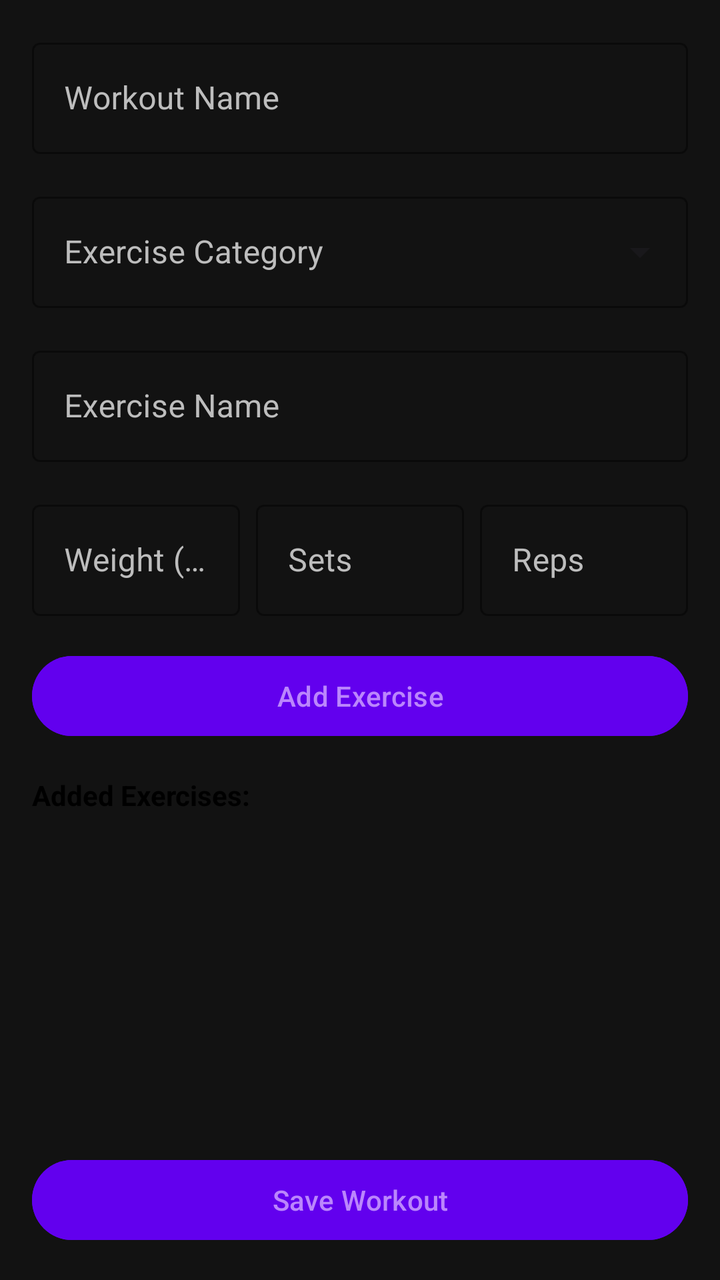
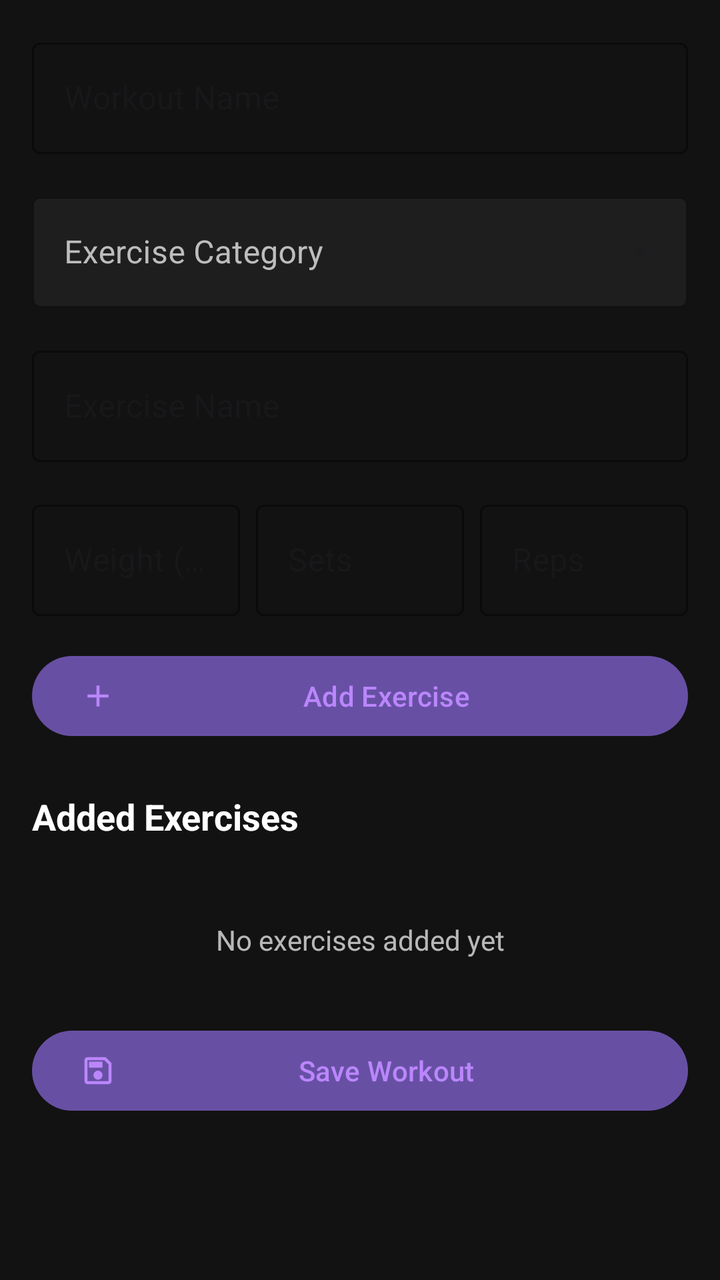

Two renders of the same Android screen: before a commit and after it. Below are the layout's source before the change and the commit's diff.
<!-- AndroidManifest.xml: application theme Theme.AndroidExample -->
<!-- res/layout/activity_log_workout.xml -->
<?xml version="1.0" encoding="utf-8"?>
<ScrollView xmlns:android="http://schemas.android.com/apk/res/android"
    xmlns:app="http://schemas.android.com/apk/res-auto"
    android:layout_width="match_parent"
    android:layout_height="match_parent"
    android:fillViewport="true"
    android:background="@color/dark_background">

    <LinearLayout
        android:layout_width="match_parent"
        android:layout_height="wrap_content"
        android:orientation="vertical"
        android:padding="16dp">

        <com.google.android.material.textfield.TextInputLayout
            android:layout_width="match_parent"
            android:layout_height="wrap_content"
            android:layout_marginBottom="16dp"
            android:hint="Workout Name"
            app:hintTextColor="@color/accent_color"
            android:textColorHint="@color/text_hint"
            app:boxStrokeColor="@color/accent_color"
            style="@style/Widget.MaterialComponents.TextInputLayout.OutlinedBox">

            <com.google.android.material.textfield.TextInputEditText
                android:id="@+id/workout_name_edt"
                android:layout_width="match_parent"
                android:layout_height="wrap_content"
                android:inputType="text"
                android:textColor="@color/text_primary"
                android:backgroundTint="@color/dark_surface" />

        </com.google.android.material.textfield.TextInputLayout>

        <com.google.android.material.textfield.TextInputLayout
            android:layout_width="match_parent"
            android:layout_height="wrap_content"
            android:layout_marginBottom="16dp"
            android:hint="Exercise Category"
            app:hintTextColor="@color/accent_color"
            android:textColorHint="@color/text_hint"
            app:boxStrokeColor="@color/accent_color"
            style="@style/Widget.MaterialComponents.TextInputLayout.OutlinedBox.ExposedDropdownMenu">

            <AutoCompleteTextView
                android:id="@+id/category_spinner"
                android:layout_width="match_parent"
                android:layout_height="wrap_content"
                android:inputType="none"
                android:textColor="@color/text_primary"
                android:backgroundTint="@color/dark_surface" />

        </com.google.android.material.textfield.TextInputLayout>

        <com.google.android.material.textfield.TextInputLayout
            android:layout_width="match_parent"
            android:layout_height="wrap_content"
            android:layout_marginBottom="16dp"
            android:hint="Exercise Name"
            app:hintTextColor="@color/accent_color"
            android:textColorHint="@color/text_hint"
            app:boxStrokeColor="@color/accent_color"
            style="@style/Widget.MaterialComponents.TextInputLayout.OutlinedBox">

            <com.google.android.material.textfield.TextInputEditText
                android:id="@+id/exercise_name_edt"
                android:layout_width="match_parent"
                android:layout_height="wrap_content"
                android:inputType="text"
                android:textColor="@color/text_primary"
                android:backgroundTint="@color/dark_surface" />

        </com.google.android.material.textfield.TextInputLayout>

        <LinearLayout
            android:layout_width="match_parent"
            android:layout_height="wrap_content"
            android:orientation="horizontal"
            android:layout_marginBottom="16dp">

            <com.google.android.material.textfield.TextInputLayout
                android:layout_width="0dp"
                android:layout_height="wrap_content"
                android:layout_weight="1"
                android:layout_marginEnd="8dp"
                android:hint="Weight (lbs)"
                app:hintTextColor="@color/accent_color"
                android:textColorHint="@color/text_hint"
                app:boxStrokeColor="@color/accent_color"
                style="@style/Widget.MaterialComponents.TextInputLayout.OutlinedBox">

                <com.google.android.material.textfield.TextInputEditText
                    android:id="@+id/weight_edt"
                    android:layout_width="match_parent"
                    android:layout_height="wrap_content"
                    android:inputType="numberDecimal"
                    android:textColor="@color/text_primary"
                    android:backgroundTint="@color/dark_surface" />

            </com.google.android.material.textfield.TextInputLayout>

            <com.google.android.material.textfield.TextInputLayout
                android:layout_width="0dp"
                android:layout_height="wrap_content"
                android:layout_weight="1"
                android:layout_marginEnd="8dp"
                android:hint="Sets"
                app:hintTextColor="@color/accent_color"
                android:textColorHint="@color/text_hint"
                app:boxStrokeColor="@color/accent_color"
                style="@style/Widget.MaterialComponents.TextInputLayout.OutlinedBox">

                <com.google.android.material.textfield.TextInputEditText
                    android:id="@+id/sets_edt"
                    android:layout_width="match_parent"
                    android:layout_height="wrap_content"
                    android:inputType="number"
                    android:textColor="@color/text_primary"
                    android:backgroundTint="@color/dark_surface" />

            </com.google.android.material.textfield.TextInputLayout>

            <com.google.android.material.textfield.TextInputLayout
                android:layout_width="0dp"
                android:layout_height="wrap_content"
                android:layout_weight="1"
                android:hint="Reps"
                app:hintTextColor="@color/accent_color"
                android:textColorHint="@color/text_hint"
                app:boxStrokeColor="@color/accent_color"
                style="@style/Widget.MaterialComponents.TextInputLayout.OutlinedBox">

                <com.google.android.material.textfield.TextInputEditText
                    android:id="@+id/reps_edt"
                    android:layout_width="match_parent"
                    android:layout_height="wrap_content"
                    android:inputType="number"
                    android:textColor="@color/text_primary"
                    android:backgroundTint="@color/dark_surface" />

            </com.google.android.material.textfield.TextInputLayout>

        </LinearLayout>

        <com.google.android.material.button.MaterialButton
            android:id="@+id/add_exercise_btn"
            android:layout_width="match_parent"
            android:layout_height="wrap_content"
            android:text="Add Exercise"
            android:layout_marginBottom="16dp"
            android:backgroundTint="@color/accent_color"
            android:textColor="@color/text_button" />

        <TextView
            android:layout_width="match_parent"
            android:layout_height="wrap_content"
            android:text="Added Exercises:"
            android:textStyle="bold"
            android:textColor="@color/text_primary"
            android:layout_marginBottom="8dp" />

        <androidx.recyclerview.widget.RecyclerView
            android:id="@+id/exercise_list_recycler"
            android:layout_width="match_parent"
            android:layout_height="0dp"
            android:layout_weight="1"
            android:layout_marginBottom="16dp" />

        <com.google.android.material.button.MaterialButton
            android:id="@+id/save_workout_btn"
            android:layout_width="match_parent"
            android:layout_height="wrap_content"
            android:text="Save Workout"
            android:backgroundTint="@color/accent_color"
            android:textColor="@color/text_button" />

    </LinearLayout>

</ScrollView>
<!-- resources referenced by this layout -->
<resources>
  <color name="accent_color">#6200EE</color>
  <color name="dark_background">#121212</color>
  <color name="dark_surface">#FFFFFF</color>
  <color name="text_button">#BB86FC</color>
  <color name="text_hint">#BDBDBD</color>
  <color name="text_primary">#000000</color>
  <style name="Theme.AndroidExample" parent="Base.Theme.AndroidExample" />
  <style name="Base.Theme.AndroidExample" parent="Theme.Material3.DayNight.NoActionBar">
          
          
      </style>
</resources>

<!-- the commit's change to res/layout/activity_log_workout.xml (unified diff, before → after) -->
@@ -1,179 +1,189 @@
 <?xml version="1.0" encoding="utf-8"?>
-<ScrollView xmlns:android="http://schemas.android.com/apk/res/android"
+<androidx.coordinatorlayout.widget.CoordinatorLayout
+    xmlns:android="http://schemas.android.com/apk/res/android"
     xmlns:app="http://schemas.android.com/apk/res-auto"
     android:layout_width="match_parent"
     android:layout_height="match_parent"
-    android:fillViewport="true"
     android:background="@color/dark_background">
 
-    <LinearLayout
+    <androidx.core.widget.NestedScrollView
         android:layout_width="match_parent"
-        android:layout_height="wrap_content"
-        android:orientation="vertical"
-        android:padding="16dp">
-
-        <com.google.android.material.textfield.TextInputLayout
-            android:layout_width="match_parent"
-            android:layout_height="wrap_content"
-            android:layout_marginBottom="16dp"
-            android:hint="Workout Name"
-            app:hintTextColor="@color/accent_color"
-            android:textColorHint="@color/text_hint"
-            app:boxStrokeColor="@color/accent_color"
-            style="@style/Widget.MaterialComponents.TextInputLayout.OutlinedBox">
-
-            <com.google.android.material.textfield.TextInputEditText
-                android:id="@+id/workout_name_edt"
-                android:layout_width="match_parent"
-                android:layout_height="wrap_content"
-                android:inputType="text"
-                android:textColor="@color/text_primary"
-                android:backgroundTint="@color/dark_surface" />
-
-        </com.google.android.material.textfield.TextInputLayout>
-
-        <com.google.android.material.textfield.TextInputLayout
-            android:layout_width="match_parent"
-            android:layout_height="wrap_content"
-            android:layout_marginBottom="16dp"
-            android:hint="Exercise Category"
-            app:hintTextColor="@color/accent_color"
-            android:textColorHint="@color/text_hint"
-            app:boxStrokeColor="@color/accent_color"
-            style="@style/Widget.MaterialComponents.TextInputLayout.OutlinedBox.ExposedDropdownMenu">
-
-            <AutoCompleteTextView
-                android:id="@+id/category_spinner"
-                android:layout_width="match_parent"
-                android:layout_height="wrap_content"
-                android:inputType="none"
-                android:textColor="@color/text_primary"
-                android:backgroundTint="@color/dark_surface" />
-
-        </com.google.android.material.textfield.TextInputLayout>
-
-        <com.google.android.material.textfield.TextInputLayout
-            android:layout_width="match_parent"
-            android:layout_height="wrap_content"
-            android:layout_marginBottom="16dp"
-            android:hint="Exercise Name"
-            app:hintTextColor="@color/accent_color"
-            android:textColorHint="@color/text_hint"
-            app:boxStrokeColor="@color/accent_color"
-            style="@style/Widget.MaterialComponents.TextInputLayout.OutlinedBox">
-
-            <com.google.android.material.textfield.TextInputEditText
-                android:id="@+id/exercise_name_edt"
-                android:layout_width="match_parent"
-                android:layout_height="wrap_content"
-                android:inputType="text"
-                android:textColor="@color/text_primary"
-                android:backgroundTint="@color/dark_surface" />
-
-        </com.google.android.material.textfield.TextInputLayout>
+        android:layout_height="match_parent"
+        android:fillViewport="true">
 
         <LinearLayout
             android:layout_width="match_parent"
             android:layout_height="wrap_content"
-            android:orientation="horizontal"
-            android:layout_marginBottom="16dp">
+            android:orientation="vertical"
+            android:padding="16dp">
 
+            
             <com.google.android.material.textfield.TextInputLayout
-                android:layout_width="0dp"
+                android:layout_width="match_parent"
                 android:layout_height="wrap_content"
-                android:layout_weight="1"
-                android:layout_marginEnd="8dp"
-                android:hint="Weight (lbs)"
-                app:hintTextColor="@color/accent_color"
-                android:textColorHint="@color/text_hint"
+                android:layout_marginBottom="16dp"
+                android:hint="Workout Name"
+                style="@style/Widget.MaterialComponents.TextInputLayout.OutlinedBox"
                 app:boxStrokeColor="@color/accent_color"
-                style="@style/Widget.MaterialComponents.TextInputLayout.OutlinedBox">
+                app:hintTextColor="@color/accent_color">
 
                 <com.google.android.material.textfield.TextInputEditText
-                    android:id="@+id/weight_edt"
+                    android:id="@+id/workout_name_edt"
                     android:layout_width="match_parent"
                     android:layout_height="wrap_content"
-                    android:inputType="numberDecimal"
-                    android:textColor="@color/text_primary"
-                    android:backgroundTint="@color/dark_surface" />
-
+                    android:inputType="text"
+                    android:textColor="@color/text_primary"/>
             </com.google.android.material.textfield.TextInputLayout>
 
+            
             <com.google.android.material.textfield.TextInputLayout
-                android:layout_width="0dp"
+                android:layout_width="match_parent"
                 android:layout_height="wrap_content"
-                android:layout_weight="1"
-                android:layout_marginEnd="8dp"
-                android:hint="Sets"
-                app:hintTextColor="@color/accent_color"
-                android:textColorHint="@color/text_hint"
+                android:layout_marginBottom="16dp"
+                android:hint="Exercise Category"
+                style="@style/Widget.FitnessApp.ExposedDropdownMenu">
+
+                <AutoCompleteTextView
+                    android:id="@+id/category_spinner"
+                    android:layout_width="match_parent"
+                    android:layout_height="wrap_content"
+                    android:inputType="none"
+                    android:textColor="@color/text_primary"/>
+            </com.google.android.material.textfield.TextInputLayout>
+
+            
+            <com.google.android.material.textfield.TextInputLayout
+                android:layout_width="match_parent"
+                android:layout_height="wrap_content"
+                android:layout_marginBottom="16dp"
+                android:hint="Exercise Name"
+                style="@style/Widget.MaterialComponents.TextInputLayout.OutlinedBox"
                 app:boxStrokeColor="@color/accent_color"
-                style="@style/Widget.MaterialComponents.TextInputLayout.OutlinedBox">
+                app:hintTextColor="@color/accent_color">
 
                 <com.google.android.material.textfield.TextInputEditText
-                    android:id="@+id/sets_edt"
+                    android:id="@+id/exercise_name_edt"
                     android:layout_width="match_parent"
                     android:layout_height="wrap_content"
-                    android:inputType="number"
-                    android:textColor="@color/text_primary"
-                    android:backgroundTint="@color/dark_surface" />
-
+                    android:inputType="text"
+                    android:textColor="@color/text_primary"/>
             </com.google.android.material.textfield.TextInputLayout>
 
-            <com.google.android.material.textfield.TextInputLayout
-                android:layout_width="0dp"
+            
+            <LinearLayout
+                android:layout_width="match_parent"
                 android:layout_height="wrap_content"
+                android:orientation="horizontal"
+                android:layout_marginBottom="16dp">
+
+                
+                <com.google.android.material.textfield.TextInputLayout
+                    android:layout_width="0dp"
+                    android:layout_height="wrap_content"
+                    android:layout_weight="1"
+                    android:layout_marginEnd="8dp"
+                    android:hint="Weight (lbs)"
+                    style="@style/Widget.MaterialComponents.TextInputLayout.OutlinedBox"
+                    app:boxStrokeColor="@color/accent_color"
+                    app:hintTextColor="@color/accent_color">
+
+                    <com.google.android.material.textfield.TextInputEditText
+                        android:id="@+id/weight_edt"
+                        android:layout_width="match_parent"
+                        android:layout_height="wrap_content"
+                        android:inputType="numberDecimal"
+                        android:textColor="@color/text_primary"/>
+                </com.google.android.material.textfield.TextInputLayout>
+
+                
+                <com.google.android.material.textfield.TextInputLayout
+                    android:layout_width="0dp"
+                    android:layout_height="wrap_content"
+                    android:layout_weight="1"
+                    android:layout_marginEnd="8dp"
+                    android:hint="Sets"
+                    style="@style/Widget.MaterialComponents.TextInputLayout.OutlinedBox"
+                    app:boxStrokeColor="@color/accent_color"
+                    app:hintTextColor="@color/accent_color">
+
+                    <com.google.android.material.textfield.TextInputEditText
+                        android:id="@+id/sets_edt"
+                        android:layout_width="match_parent"
+                        android:layout_height="wrap_content"
+                        android:inputType="number"
+                        android:textColor="@color/text_primary"/>
+                </com.google.android.material.textfield.TextInputLayout>
+
+                
+                <com.google.android.material.textfield.TextInputLayout
+                    android:layout_width="0dp"
+                    android:layout_height="wrap_content"
+                    android:layout_weight="1"
+                    android:hint="Reps"
+                    style="@style/Widget.MaterialComponents.TextInputLayout.OutlinedBox"
+                    app:boxStrokeColor="@color/accent_color"
+                    app:hintTextColor="@color/accent_color">
+
+                    <com.google.android.material.textfield.TextInputEditText
+                        android:id="@+id/reps_edt"
+                        android:layout_width="match_parent"
+                        android:layout_height="wrap_content"
+                        android:inputType="number"
+                        android:textColor="@color/text_primary"/>
+                </com.google.android.material.textfield.TextInputLayout>
+            </LinearLayout>
+
+            
+            <com.google.android.material.button.MaterialButton
+                android:id="@+id/add_exercise_btn"
+                android:layout_width="match_parent"
+                android:layout_height="wrap_content"
+                android:text="Add Exercise"
+                android:textColor="@color/text_button"
+                android:layout_marginBottom="24dp"
+                app:icon="@drawable/ic_add_exercise"
+                app:iconTint="@color/text_button"/>
+
+            
+            <TextView
+                android:layout_width="match_parent"
+                android:layout_height="wrap_content"
+                android:text="Added Exercises"
+                android:textColor="@color/text_primary"
+                android:textSize="18sp"
+                android:textStyle="bold"
+                android:layout_marginBottom="8dp"/>
+
+            
+            <androidx.recyclerview.widget.RecyclerView
+                android:id="@+id/exercise_list_recycler"
+                android:layout_width="match_parent"
+                android:layout_height="0dp"
                 android:layout_weight="1"
-                android:hint="Reps"
-                app:hintTextColor="@color/accent_color"
-                android:textColorHint="@color/text_hint"
-                app:boxStrokeColor="@color/accent_color"
-                style="@style/Widget.MaterialComponents.TextInputLayout.OutlinedBox">
+                android:layout_marginBottom="16dp"
+                android:visibility="gone"/>
 
-                <com.google.android.material.textfield.TextInputEditText
-                    android:id="@+id/reps_edt"
-                    android:layout_width="match_parent"
-                    android:layout_height="wrap_content"
-                    android:inputType="number"
-                    android:textColor="@color/text_primary"
-                    android:backgroundTint="@color/dark_surface" />
+            
+            <TextView
+                android:id="@+id/empty_state_text"
+                android:layout_width="match_parent"
+                android:layout_height="wrap_content"
+                android:text="No exercises added yet"
+                android:textColor="@color/text_secondary"
+                android:textAlignment="center"
+                android:padding="32dp"
+                android:visibility="visible"/>
 
-            </com.google.android.material.textfield.TextInputLayout>
+            
+            <com.google.android.material.button.MaterialButton
+                android:id="@+id/save_workout_btn"
+                android:layout_width="match_parent"
+                android:layout_height="wrap_content"
+                android:text="Save Workout"
+                android:textColor="@color/text_button"
+                app:icon="@drawable/ic_save"
+                app:iconTint="@color/text_button"/>
 
         </LinearLayout>
-
-        <com.google.android.material.button.MaterialButton
-            android:id="@+id/add_exercise_btn"
-            android:layout_width="match_parent"
-            android:layout_height="wrap_content"
-            android:text="Add Exercise"
-            android:layout_marginBottom="16dp"
-            android:backgroundTint="@color/accent_color"
-            android:textColor="@color/text_button" />
-
-        <TextView
-            android:layout_width="match_parent"
-            android:layout_height="wrap_content"
-            android:text="Added Exercises:"
-            android:textStyle="bold"
-            android:textColor="@color/text_primary"
-            android:layout_marginBottom="8dp" />
-
-        <androidx.recyclerview.widget.RecyclerView
-            android:id="@+id/exercise_list_recycler"
-            android:layout_width="match_parent"
-            android:layout_height="0dp"
-            android:layout_weight="1"
-            android:layout_marginBottom="16dp" />
-
-        <com.google.android.material.button.MaterialButton
-            android:id="@+id/save_workout_btn"
-            android:layout_width="match_parent"
-            android:layout_height="wrap_content"
-            android:text="Save Workout"
-            android:backgroundTint="@color/accent_color"
-            android:textColor="@color/text_button" />
-
-    </LinearLayout>
-
-</ScrollView>
+    </androidx.core.widget.NestedScrollView>
+</androidx.coordinatorlayout.widget.CoordinatorLayout>
<!-- resource entries referenced after the edit -->
@@ -2,10 +2,39 @@
 <resources>
   <color name="accent_color">#6200EE</color>
   <color name="dark_background">#121212</color>
-  <color name="dark_surface">#FFFFFF</color>
+  <color name="dark_surface">#1E1E1E</color>
   <color name="text_button">#BB86FC</color>
   <color name="text_hint">#BDBDBD</color>
-  <color name="text_primary">#000000</color>
+  <color name="text_primary">#FFFFFF</color>
+  <color name="text_secondary">#B3FFFFFF</color>
+  <!-- drawable ic_add_exercise (drawable) -->
+  <?xml version="1.0" encoding="utf-8"?>
+  <vector xmlns:android="http://schemas.android.com/apk/res/android"
+      android:width="24dp"
+      android:height="24dp"
+      android:viewportWidth="24"
+      android:viewportHeight="24">
+      <path
+          android:fillColor="#FFFFFF"
+          android:pathData="M19,13h-6v6h-2v-6H5v-2h6V5h2v6h6v2z"/>
+  </vector>
+  <!-- drawable ic_save (drawable) -->
+  <?xml version="1.0" encoding="utf-8"?>
+  <vector xmlns:android="http://schemas.android.com/apk/res/android"
+      android:width="24dp"
+      android:height="24dp"
+      android:viewportWidth="24"
+      android:viewportHeight="24">
+      <path
+          android:fillColor="#FFFFFF"
+          android:pathData="M17,3L5,3c-1.11,0 -2,0.9 -2,2v14c0,1.1 0.89,2 2,2h14c1.1,0 2,-0.9 2,-2L21,7l-4,-4zM19,19L5,19L5,5h11.17L19,7.83L19,19zM12,12c-1.66,0 -3,1.34 -3,3s1.34,3 3,3 3,-1.34 3,-3 -1.34,-3 -3,-3zM6,6h9v4L6,10L6,6z"/>
+  </vector>
+  <style name="Widget.FitnessApp.ExposedDropdownMenu" parent="Widget.MaterialComponents.TextInputLayout.OutlinedBox.ExposedDropdownMenu">
+          <item name="boxBackgroundColor">@color/dark_surface</item>
+          <item name="boxStrokeColor">@color/accent_color</item>
+          <item name="hintTextColor">@color/accent_color</item>
+          <item name="android:textColorHint">@color/text_hint</item>
+      </style>
   <style name="Theme.AndroidExample" parent="Base.Theme.AndroidExample" />
   <style name="Base.Theme.AndroidExample" parent="Theme.Material3.DayNight.NoActionBar">
           
